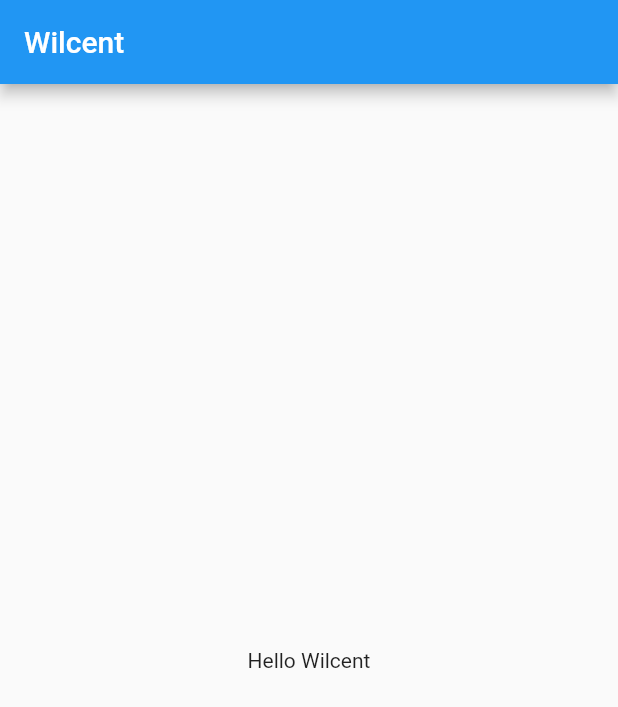
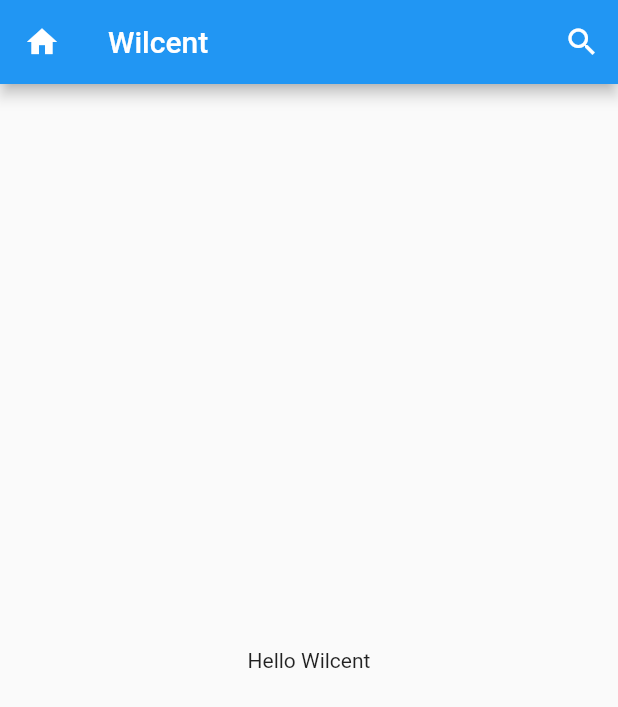
Before and after one commit to Mobile-Programming-MDP/materi-latihan-flutter-Wilcent64, a Flutter app: the screen it shows after launch, on a phone screen of 412 x 824 dp. Shown: the top 707 px of the screen. Run offline on Flutter 3.47's test engine with Material 2 defaults, Android fonts, the phone set to English and light mode, and no system bars.

Commit message:
menambah icon pada appBar

```diff
--- a/hallo_widget/lib/main.dart
+++ b/hallo_widget/lib/main.dart
@@ -24,7 +24,22 @@
     return Scaffold(
       appBar: AppBar(
         title: const Text('Wilcent'),
+        actions: <Widget>[
+          IconButton(
+          onPressed: (){},
+          icon: const Icon(
+          Icons.search,
+          color : Colors.white,
+      )),
+        ],
+        leading: IconButton(
+          onPressed: (){},
+          icon: const Icon(
+          Icons.home,
+          color : Colors.white,
+      )),
       ), //Appbar
+
       body: const Center(
         child: Text("Hello Wilcent"),
       ),
```
